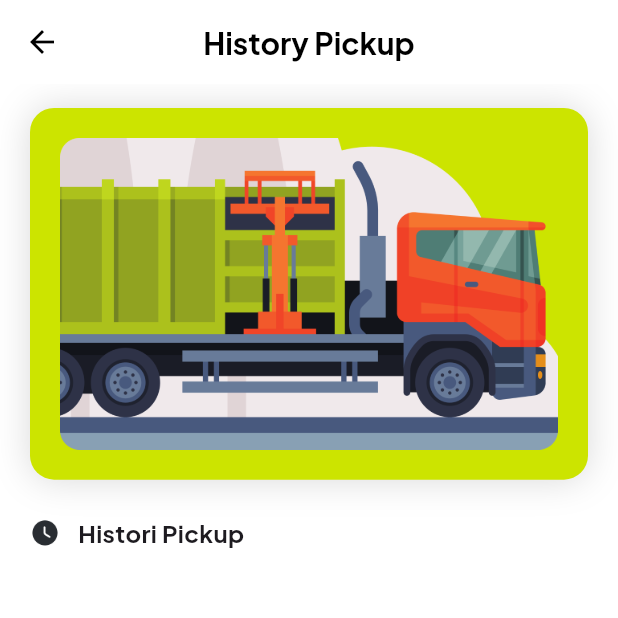
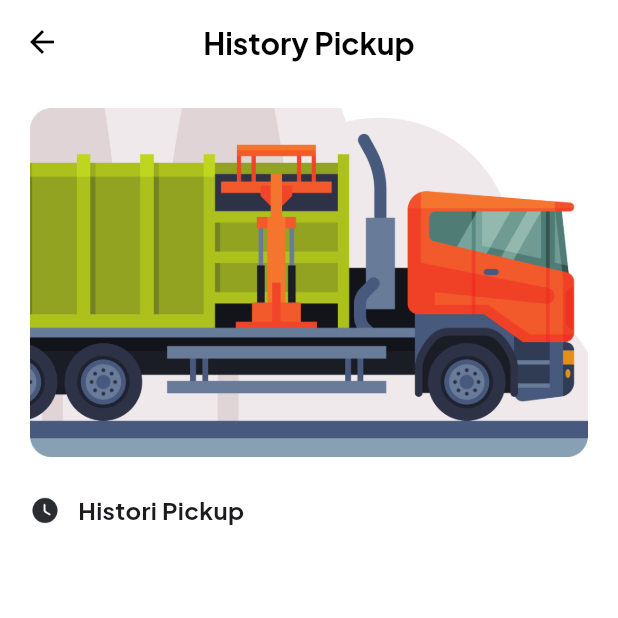
Before and after one commit to mhmdrazn/BuangBijak, a Flutter app: the HistoryPickup screen opened by its route, on a phone screen of 412 x 824 dp, the top half of it. Run offline on Flutter 3.47's test engine with Material 3 defaults, Android fonts, the phone set to English and light mode, and no system bars; our stand-ins replace cloud_firestore, firebase_auth, firebase_core, logger; accounts and stored records are empty.

```diff
--- a/lib/screens/detail_pickup.dart
+++ b/lib/screens/detail_pickup.dart
@@ -162,6 +162,7 @@ class _DetailPickupState extends State<DetailPickup> {
                               'Alasan Penolakan',
                               style: bold16,
                             ),
+                            const SizedBox(height: 4.0),
                             Text(
                               widget.rejectedReason!,
                               style: regular14,
--- a/lib/screens/history_pickup.dart
+++ b/lib/screens/history_pickup.dart
@@ -114,31 +114,16 @@ class HistoryPickup extends StatelessWidget {
         children: [
           Container(
             decoration: BoxDecoration(
-              color: green,
               borderRadius: BorderRadius.circular(16.0),
-              boxShadow: [
-                BoxShadow(
-                  color: Colors.black.withOpacity(0.15),
-                  spreadRadius: 0,
-                  blurRadius: 20,
-                  offset: const Offset(0, 0),
             ),
-              ],
-            ),
-            child: Column(
-              children: [
-                Padding(
-                  padding: const EdgeInsets.all(20.0),
-                  child: Column(
+            child:
+              Column(
                 crossAxisAlignment: CrossAxisAlignment.start,
                 children: [
                   Image.asset(
                     'assets/images/truck-banner.png',
                     fit: BoxFit.cover,
                     width: double.infinity,
-                      ),
-                    ],
-                  ),
                   ),
                 ],
               ),
--- a/lib/screens/update_pickup_screens.dart
+++ b/lib/screens/update_pickup_screens.dart
@@ -347,14 +347,14 @@ class _UpdatePickupPageState extends State<UpdatePickupPage> {
               onPressed: () {
                 Navigator.pop(context);
               },
-              child: Text("Batal", style: bold14.copyWith(color: black)),
+              child: Text("Batal", style: regular14.copyWith(color: black)),
             ),
             TextButton(
               onPressed: () {
                 Navigator.pop(context);
                 updatePickupData(widget.orderId);
               },
-              child: Text("Konfirmasi", style: bold14.copyWith(color: black)),
+              child: Text("Konfirmasi", style: regular14.copyWith(color: black)),
             ),
           ],
         );
```
Also changed, not shown: lib/screens/dashboard_detail.dart (+24 -7 lines), lib/screens/user_settings.dart (+12 -2 lines). Lines whose indentation alone changed are shown as unchanged.
